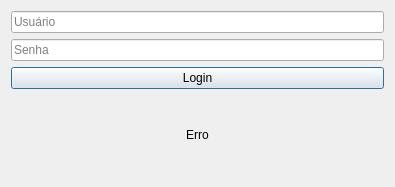
The window that ui/logindialog.ui (Barony02/AquaFavela) describes before a commit, drawn with Qt 5.
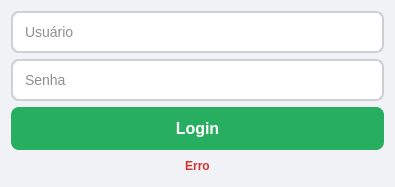
The same window after the commit.

Patch:
```diff
--- a/ui/logindialog.ui
+++ b/ui/logindialog.ui
@@ -20,7 +20,54 @@
    <string>Dialog</string>
   </property>
   <property name="styleSheet">
-   <string notr="true"/>
+   <string notr="true">/* 1. Fundo da Janela: Usamos tons neutros para destacar os campos de entrada */
+QDialog {
+    background-color: #f0f2f5;
+}
+
+/* 2. Campos de Texto (QLineEdit): Focamos em bordas arredondadas e padding interno */
+QLineEdit {
+    border: 2px solid #ccd0d5;
+    border-radius: 8px; /* Bordas arredondadas para um visual moderno */
+    padding: 10px;
+    background-color: #ffffff;
+    font-size: 14px;
+    color: #1c1e21;
+}
+
+/* Feedback de Foco: Quando o usuário clica na caixa, a cor muda para azul */
+QLineEdit:focus {
+    border: 2px solid #1877f2;
+    background-color: #ffffff;
+}
+
+/* 3. Botão de Login (QPushButton): Verde para indicar ação positiva (conectar/acesso) */
+QPushButton#btnLogin {
+    background-color: #27ae60; /* Verde AquaFavela */
+    color: white;
+    font-weight: bold;
+    font-size: 16px;
+    border-radius: 8px;
+    padding: 12px;
+}
+
+/* Efeito Hover: O botão escurece levemente quando o mouse passa por cima */
+QPushButton#btnLogin:hover {
+    background-color: #219150;
+}
+
+/* Efeito Pressed: Visual de clique real */
+QPushButton#btnLogin:pressed {
+    background-color: #1a7440;
+    padding-top: 14px; /* Simula o botão sendo empurrado */
+}
+
+/* 4. Mensagens de Erro: Vermelho vibrante para atenção imediata */
+QLabel#lblError {
+    color: #d63031;
+    font-size: 12px;
+    font-weight: bold;
+}</string>
   </property>
   <layout class="QVBoxLayout" name="verticalLayout">
    <item>
```
